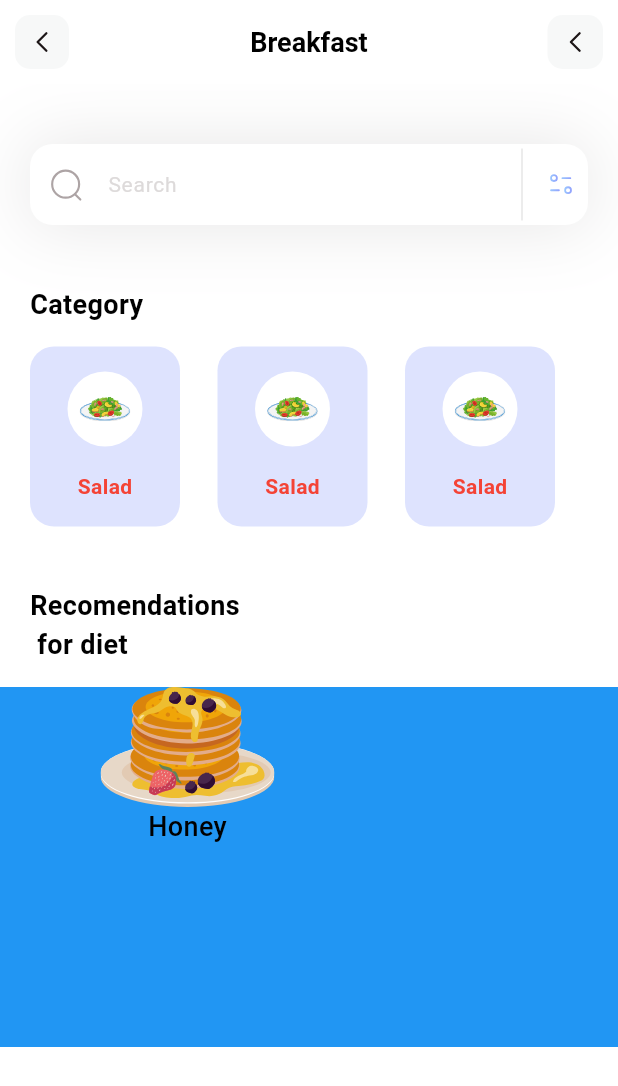
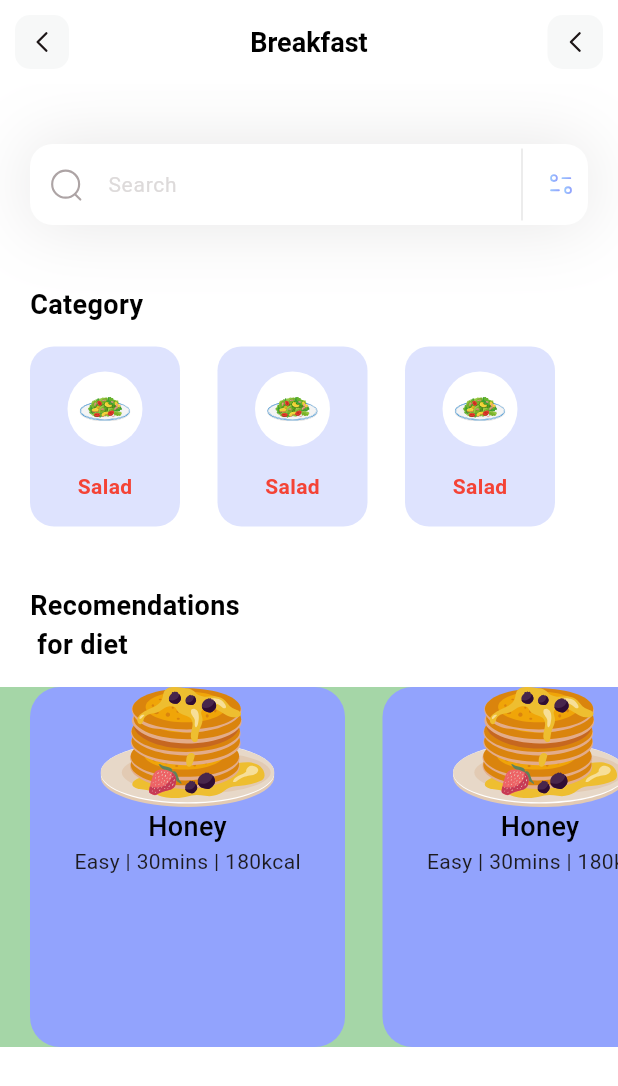
Before and after one commit to Isru10/Flutter-Functional, a Flutter app: the screen it shows after launch, on a phone screen of 412 x 824 dp. Shown: the top 1086 px of the screen. Run offline on Flutter 3.47's test engine with Material 3 defaults, Android fonts, the light colour scheme and no system bars; our stand-ins replace flutter_svg.

Commit message:
boxcolor in dietmodel was not correct.

```diff
--- a/lib/models/diet_model.dart
+++ b/lib/models/diet_model.dart
@@ -1,9 +1,12 @@
+import 'package:flutter/material.dart';
+
 class DietModel {
   String name;
   String iconPath;
   String level;
   String duration;
   String calorie;
+  Color boxColor;
   bool viewIsSelected;
 
   DietModel(
@@ -12,7 +15,8 @@ class DietModel {
       required this.level,
       required this.duration,
       required this.calorie,
-      required this.viewIsSelected});
+      required this.viewIsSelected,
+      required this.boxColor});
   static List<DietModel> getDiets() {
     List<DietModel> diets = [];
     diets.add(DietModel(
@@ -22,7 +26,26 @@ class DietModel {
         duration: '30mins',
         calorie: '180kcal',
         viewIsSelected: true,
-    ));
+        boxColor: Color(0xff92A3Fd)));
+
+    diets.add(DietModel(
+        name: 'Honey',
+        iconPath: 'assets/icons/honey-pancakes.svg',
+        level: 'Easy',
+        duration: '30mins',
+        calorie: '180kcal',
+        viewIsSelected: true,
+        boxColor: Color(0xff92A3Fd)));
+
+    diets.add(DietModel(
+        name: 'Honey',
+        iconPath: 'assets/icons/honey-pancakes.svg',
+        level: 'Easy',
+        duration: '30mins',
+        calorie: '180kcal',
+        viewIsSelected: true,
+        boxColor: Color(0xff92A3Fd)));
+
     return diets;
   }
 }
--- a/lib/pages/home.dart
+++ b/lib/pages/home.dart
@@ -65,7 +65,7 @@ class _HomePageState extends State<HomePage> {
                 height: 15,
               ),
               Container(
-                color: Colors.blue,
+                color: Colors.green[200],
                 height: 240,
                 child: ListView.separated(
                   itemBuilder: (context, index) {
@@ -73,8 +73,7 @@ class _HomePageState extends State<HomePage> {
                       width: 210,
                       decoration: BoxDecoration(
                           color: diets[index].boxColor,
-                            borderRadius: BorderRadius.circular(20)
-                            ),
+                          borderRadius: BorderRadius.circular(20)),
                       child: Column(
                         children: [
                           SvgPicture.asset(diets[index].iconPath),
@@ -82,8 +81,14 @@ class _HomePageState extends State<HomePage> {
                               style: TextStyle(
                                   fontWeight: FontWeight.w500,
                                   color: Colors.black,
-                                      fontSize: 18
-                                    ))
+                                  fontSize: 18)),
+                          Text(
+                            diets[index].level +
+                                ' | ' +
+                                diets[index].duration +
+                                ' | ' +
+                                diets[index].calorie,
+                          )
                         ],
                       ),
                     );
@@ -93,7 +98,7 @@ class _HomePageState extends State<HomePage> {
                   ),
                   itemCount: diets.length,
                   scrollDirection: Axis.horizontal,
-                    padding: EdgeInsets.only(left: 20,right: 20),
+                  padding: EdgeInsets.only(left: 20, right: 20),
                 ),
               ),
             ],
```
Lines whose indentation alone changed are shown as unchanged.
